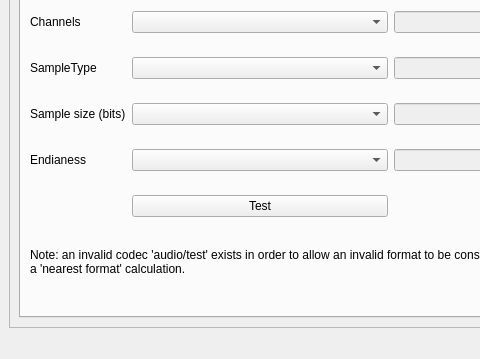
Before: the Qt Designer form qtmultimedia/examples/multimedia/audiodevices/audiodevicesbase.ui in 2gis/2gisqt5android, drawn with Qt 5; both pictures show x 0 to 480 and y 239 to 598 of the 679 by 598 pixel window.
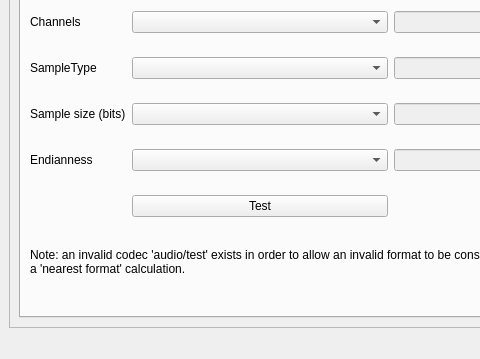
After: the same form once the commit is applied.

What changed in the file:
```diff
--- a/qtmultimedia/examples/multimedia/audiodevices/audiodevicesbase.ui
+++ b/qtmultimedia/examples/multimedia/audiodevices/audiodevicesbase.ui
@@ -218,7 +218,7 @@
               <item row="14" column="0">
                <widget class="QLabel" name="actualEndianLabel">
                 <property name="text">
-                 <string>Endianess</string>
+                 <string>Endianness</string>
                 </property>
                </widget>
               </item>
```
